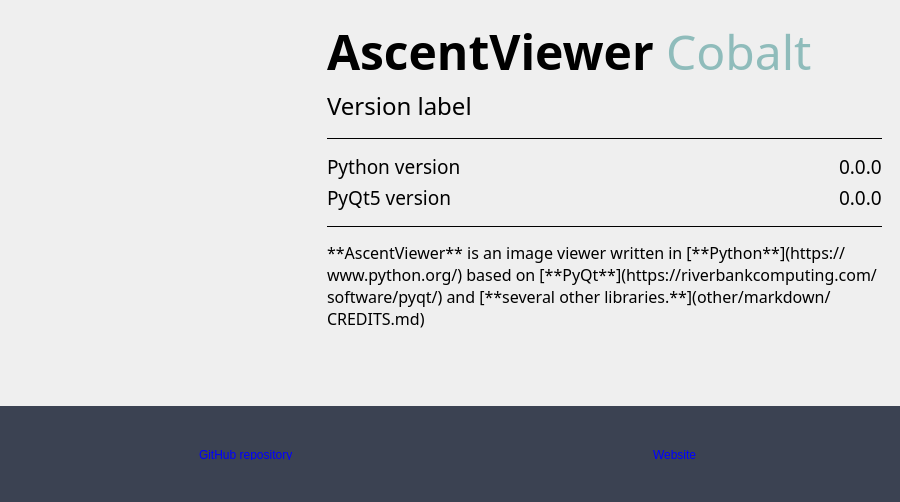
Before: the Qt Designer form source/about.ui in despawnedd/AscentViewer, drawn with Qt 5.
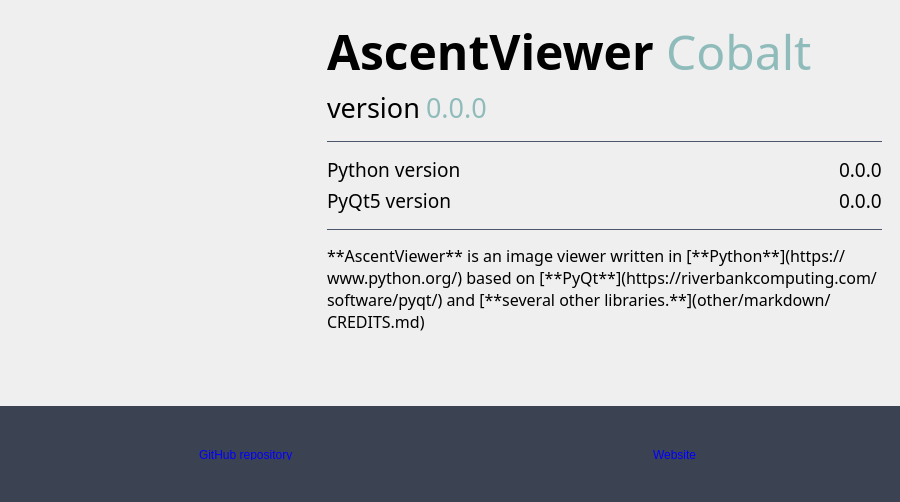
After: the same form once the commit is applied. Icons and pictures are not drawn.

Diff of the .ui file:
```diff
--- a/source/about.ui
+++ b/source/about.ui
@@ -151,20 +151,58 @@
          </layout>
         </item>
         <item>
+         <layout class="QHBoxLayout" name="horizontalLayout_8" stretch="0,0,1">
+          <item>
          <widget class="QLabel" name="versionLabel">
           <property name="font">
            <font>
             <family>Selawik Semilight</family>
-            <pointsize>18</pointsize>
+              <pointsize>20</pointsize>
            </font>
           </property>
           <property name="text">
-           <string>Version label</string>
+             <string>version</string>
+            </property>
+           </widget>
+          </item>
+          <item>
+           <spacer name="horizontalSpacer_4">
+            <property name="orientation">
+             <enum>Qt::Horizontal</enum>
+            </property>
+            <property name="sizeType">
+             <enum>QSizePolicy::Fixed</enum>
+            </property>
+            <property name="sizeHint" stdset="0">
+             <size>
+              <width>2</width>
+              <height>0</height>
+             </size>
+            </property>
+           </spacer>
+          </item>
+          <item>
+           <widget class="QLabel" name="version">
+            <property name="font">
+             <font>
+              <family>Selawik Light</family>
+              <pointsize>20</pointsize>
+              <weight>50</weight>
+              <bold>false</bold>
+             </font>
+            </property>
+            <property name="styleSheet">
+             <string notr="true">color: #8FBCBB</string>
+            </property>
+            <property name="text">
+             <string>0.0.0</string>
           </property>
           <property name="textFormat">
-           <enum>Qt::PlainText</enum>
-          </property>
-         </widget>
+             <enum>Qt::RichText</enum>
+            </property>
+           </widget>
+          </item>
+         </layout>
         </item>
         <item>
          <widget class="Line" name="line">
@@ -174,6 +212,9 @@
             <height>22</height>
            </size>
           </property>
+          <property name="styleSheet">
+           <string notr="true">color: #4C566A;</string>
+          </property>
           <property name="frameShadow">
            <enum>QFrame::Plain</enum>
           </property>
@@ -298,6 +339,9 @@
             <height>22</height>
            </size>
           </property>
+          <property name="styleSheet">
+           <string notr="true">color: #4C566A;</string>
+          </property>
           <property name="frameShadow">
            <enum>QFrame::Plain</enum>
           </property>
```
Left out of the diff: 2 changed lines with no effect on the pictures. Lines whose indentation alone changed are shown as unchanged.
